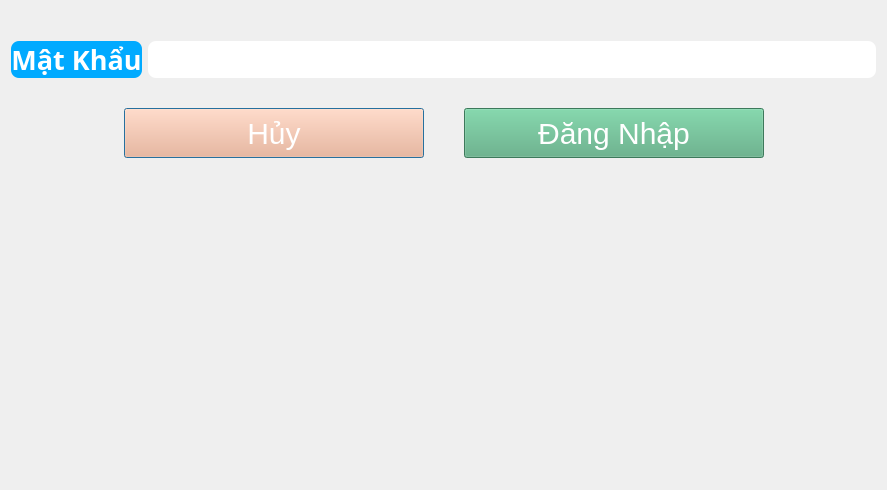
NguyenTrongThinh/qakensagaikan, file cPasswordDialog.ui: the form before one commit.
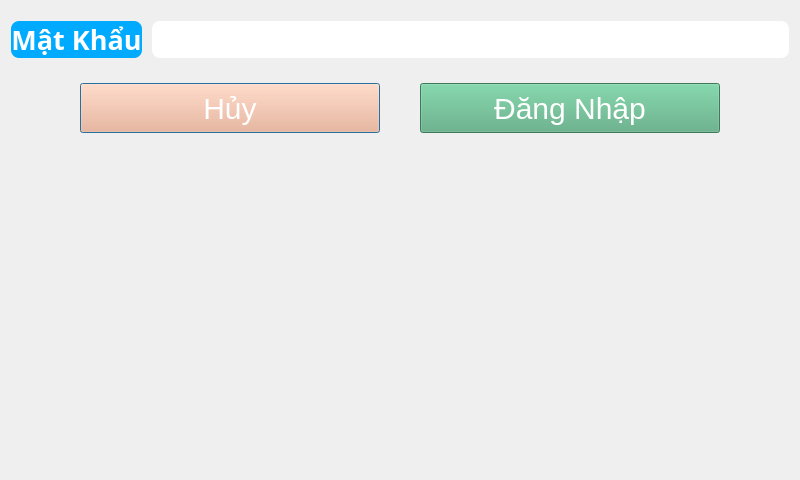
The form after the commit. Custom widgets are drawn as their Qt base class.

Diff of the .ui file:
```diff
--- a/cPasswordDialog.ui
+++ b/cPasswordDialog.ui
@@ -6,10 +6,22 @@
    <rect>
     <x>0</x>
     <y>0</y>
-    <width>887</width>
-    <height>490</height>
+    <width>800</width>
+    <height>480</height>
    </rect>
   </property>
+  <property name="sizePolicy">
+   <sizepolicy hsizetype="Preferred" vsizetype="Preferred">
+    <horstretch>0</horstretch>
+    <verstretch>0</verstretch>
+   </sizepolicy>
+  </property>
+  <property name="minimumSize">
+   <size>
+    <width>800</width>
+    <height>480</height>
+   </size>
+  </property>
   <property name="font">
    <font>
     <family>Ubuntu</family>
@@ -23,29 +35,25 @@
    <string notr="true">QLabel {background-color: rgb(0, 170, 255); color: rgb(255, 255, 255); border-radius: 8px;}</string>
   </property>
   <layout class="QGridLayout" name="gridLayout_2">
-   <item row="1" column="0">
-    <spacer name="verticalSpacer">
-     <property name="orientation">
-      <enum>Qt::Vertical</enum>
-     </property>
-     <property name="sizeHint" stdset="0">
-      <size>
-       <width>20</width>
-       <height>40</height>
-      </size>
-     </property>
-    </spacer>
-   </item>
    <item row="0" column="0">
     <layout class="QGridLayout" name="m_GridLayout">
      <property name="topMargin">
-      <number>30</number>
+      <number>10</number>
+     </property>
+     <property name="horizontalSpacing">
+      <number>10</number>
      </property>
      <property name="verticalSpacing">
-      <number>30</number>
+      <number>25</number>
      </property>
      <item row="0" column="3">
       <widget class="cCustomLineEdit" name="lnPassword">
+       <property name="sizePolicy">
+        <sizepolicy hsizetype="Expanding" vsizetype="Fixed">
+         <horstretch>0</horstretch>
+         <verstretch>0</verstretch>
+        </sizepolicy>
+       </property>
        <property name="font">
         <font>
          <pointsize>-1</pointsize>
@@ -133,6 +141,12 @@
      </item>
      <item row="0" column="0" colspan="3">
       <widget class="QLabel" name="label">
+       <property name="sizePolicy">
+        <sizepolicy hsizetype="Preferred" vsizetype="Preferred">
+         <horstretch>0</horstretch>
+         <verstretch>0</verstretch>
+        </sizepolicy>
+       </property>
        <property name="font">
         <font>
          <family>Sans Serif</family>
@@ -154,6 +168,19 @@
    <item row="2" column="0">
     <layout class="QHBoxLayout" name="hBoxKeyPad"/>
    </item>
+   <item row="2" column="0">
+    <spacer name="verticalSpacer">
+     <property name="orientation">
+      <enum>Qt::Vertical</enum>
+     </property>
+     <property name="sizeHint" stdset="0">
+      <size>
+       <width>20</width>
+       <height>40</height>
+      </size>
+     </property>
+    </spacer>
+   </item>
   </layout>
  </widget>
  <customwidgets>
```
Left out of the diff: 2 changed lines with no effect on the pictures.
